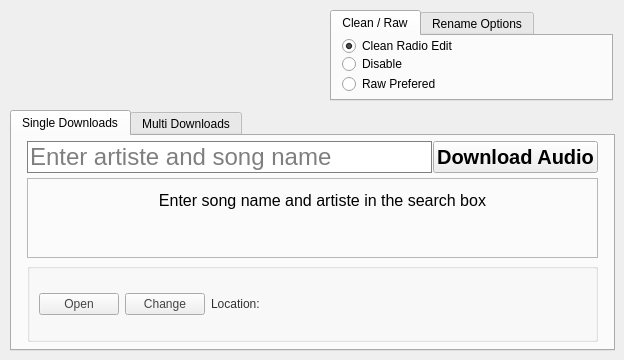
Old version of the form MainUiWindow.ui in the repository ktappdev/YTDownloader_PYQT5.
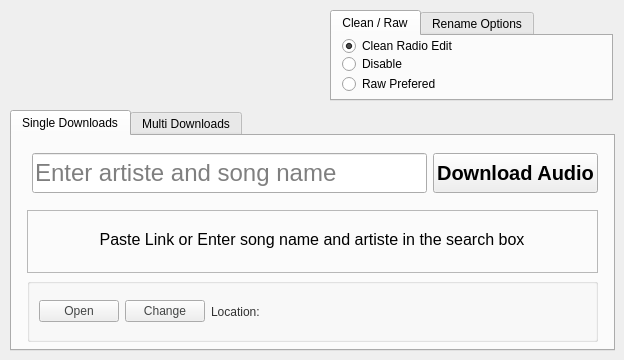
New version of the form. Icons and pictures are not drawn.

Commit message: modified rename func to include webm

The edit to the form file:
```diff
--- a/MainUiWindow.ui
+++ b/MainUiWindow.ui
@@ -48,8 +48,8 @@
    <widget class="QLabel" name="logo">
     <property name="geometry">
      <rect>
-      <x>11</x>
-      <y>11</y>
+      <x>30</x>
+      <y>10</y>
       <width>211</width>
       <height>89</height>
      </rect>
@@ -209,16 +209,28 @@
        <item>
         <layout class="QHBoxLayout" name="horizontalLayout_4">
          <property name="spacing">
-          <number>1</number>
+          <number>6</number>
          </property>
          <property name="leftMargin">
-          <number>0</number>
+          <number>5</number>
          </property>
          <property name="rightMargin">
           <number>0</number>
          </property>
-         <item>
+         <item alignment="Qt::AlignVCenter">
           <widget class="QLineEdit" name="link">
+           <property name="minimumSize">
+            <size>
+             <width>0</width>
+             <height>40</height>
+            </size>
+           </property>
+           <property name="maximumSize">
+            <size>
+             <width>16777215</width>
+             <height>40</height>
+            </size>
+           </property>
            <property name="font">
             <font>
              <family>Arial</family>
@@ -229,19 +241,27 @@
             <string>Enter song name and artiste</string>
            </property>
            <property name="styleSheet">
-            <string notr="true">border: 1px solid grey;
-gridline-color: rgb(255, 85, 0);
-
-color: rgb(0, 0, 0);
-background-color: rgb(255, 255, 255);</string>
+            <string notr="true"/>
            </property>
            <property name="placeholderText">
             <string>Enter artiste and song name</string>
            </property>
           </widget>
          </item>
-         <item>
+         <item alignment="Qt::AlignRight|Qt::AlignVCenter">
           <widget class="QPushButton" name="download_button">
+           <property name="minimumSize">
+            <size>
+             <width>0</width>
+             <height>40</height>
+            </size>
+           </property>
+           <property name="maximumSize">
+            <size>
+             <width>16777215</width>
+             <height>40</height>
+            </size>
+           </property>
            <property name="font">
             <font>
              <family>Arial</family>
@@ -281,11 +301,17 @@
           <property name="geometry">
            <rect>
             <x>10</x>
-            <y>0</y>
-            <width>571</width>
-            <height>45</height>
+            <y>4</y>
+            <width>550</width>
+            <height>50</height>
            </rect>
           </property>
+          <property name="maximumSize">
+           <size>
+            <width>550</width>
+            <height>50</height>
+           </size>
+          </property>
           <property name="font">
            <font>
             <family>Arial</family>
@@ -305,7 +331,7 @@
            <number>0</number>
           </property>
           <property name="text">
-           <string>Enter song name and artiste in the search box</string>
+           <string>Paste Link or Enter song name and artiste in the search box</string>
           </property>
           <property name="scaledContents">
            <bool>false</bool>
```
